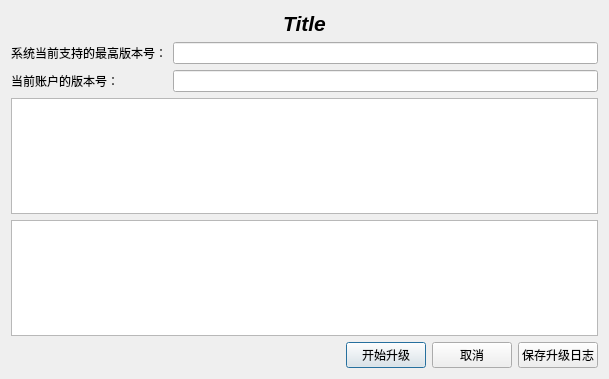
First picture: the form in forms/versionmanager.ui, repository wangkungit5905/PzAssistant, before the edit.
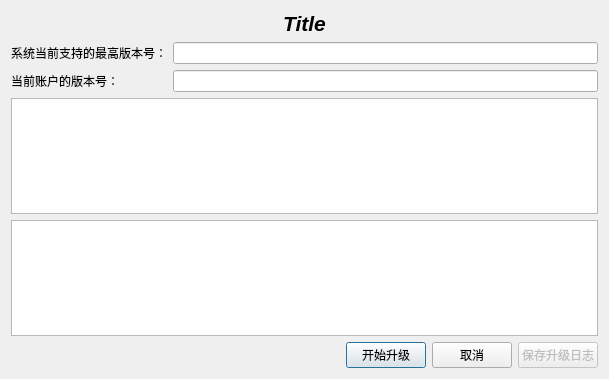
Second picture: the form after the edit.

What changed in the file:
```diff
--- a/forms/versionmanager.ui
+++ b/forms/versionmanager.ui
@@ -124,6 +124,9 @@
      </item>
      <item>
       <widget class="QPushButton" name="btnSave">
+       <property name="enabled">
+        <bool>false</bool>
+       </property>
        <property name="text">
         <string>保存升级日志</string>
        </property>
```
